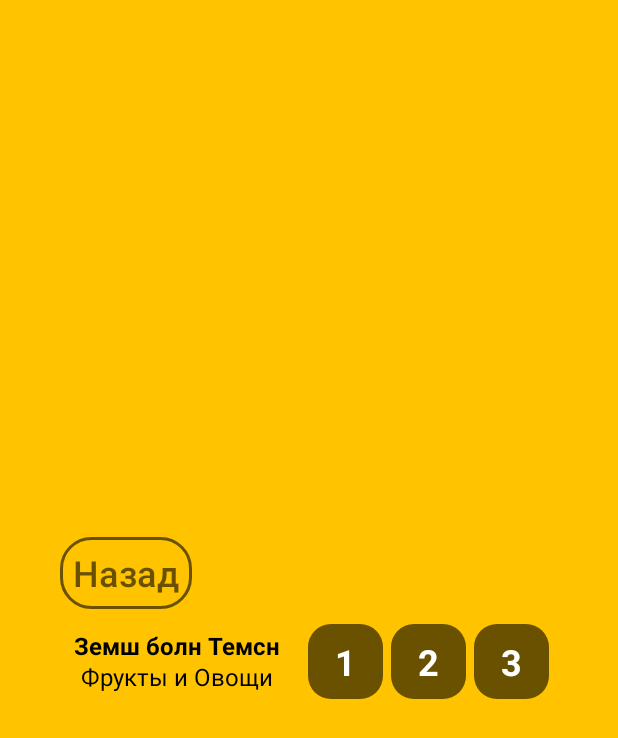
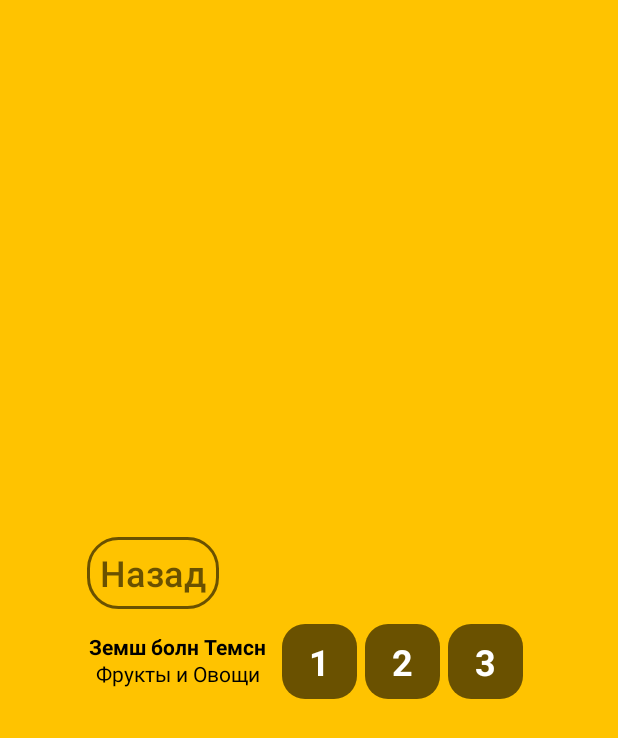
Before and after one commit to Dolya08/KalmLang, an Android app: the GameLevels screen opened directly, with no data from a screen before it, on a phone screen of 412 x 824 dp. Shown: the top 738 px of the screen. Run offline under Robolectric (Android 15) with nearby library versions, the phone set to English and light mode, and no system bars.

Commit message:
Все до конца 9-ого урока

```diff
--- a/app/src/main/res/layout/gamelevels.xml
+++ b/app/src/main/res/layout/gamelevels.xml
@@ -10,7 +10,7 @@
         android:layout_width="match_parent"
         android:layout_height="match_parent"
         android:scaleType="centerCrop"
-        app:srcCompat="@drawable/main_background" />
+        app:srcCompat="@drawable/main_background"/>
 
     <LinearLayout
         android:id="@+id/container1"
@@ -33,7 +33,7 @@
                 android:orientation="horizontal">
 
                 <Button
-                    android:id="@+id/button_back"
+                    android:id="@+id/btn_back"
                     android:layout_width="wrap_content"
                     android:layout_height="wrap_content"
                     android:text="@string/back"
@@ -64,20 +64,20 @@
 
                         <TextView
                             android:id="@+id/caption1"
-                            android:layout_width="155dp"
+                            android:layout_width="120dp"
                             android:layout_height="50dp"
                             android:text="@string/caption1"
                             android:layout_marginTop="-14dp"
-                            android:layout_marginRight="10dp"
+                            android:layout_marginEnd ="10dp"
                             android:textColor="@color/black"
-                            android:textSize="16sp"
+                            android:textSize="14sp"
                             android:gravity="center"/>
                         <TextView
                             android:id="@+id/textView1"
                             android:layout_width="50dp"
                             android:layout_height="50dp"
-                            android:text="1"
-                            android:layout_marginRight="5dp"
+                            android:text="@string/num1"
+                            android:layout_marginEnd="5dp"
                             android:background="@drawable/button_gamelevels"
                             android:textColor="@color/white"
                             android:textSize="24sp"
@@ -87,8 +87,8 @@
                             android:id="@+id/textView2"
                             android:layout_width="50dp"
                             android:layout_height="50dp"
-                            android:text="2"
-                            android:layout_marginRight="5dp"
+                            android:text="@string/num2"
+                            android:layout_marginEnd="5dp"
                             android:background="@drawable/button_gamelevels"
                             android:textColor="@color/white"
                             android:textSize="24sp"
@@ -98,8 +98,8 @@
                             android:id="@+id/textView3"
                             android:layout_width="50dp"
                             android:layout_height="50dp"
-                            android:text="3"
-                            android:layout_marginRight="5dp"
+                            android:text="@string/num3"
+                            android:layout_marginEnd="5dp"
                             android:background="@drawable/button_gamelevels"
                             android:textColor="@color/white"
                             android:textSize="24sp"
--- a/app/src/main/res/values/strings.xml
+++ b/app/src/main/res/values/strings.xml
@@ -3,4 +3,7 @@
     <string name="start">Начать</string>
     <string name="back">Назад</string>
     <string name="caption1"><b>Земш болн Темсн</b>\nФрукты и Овощи</string>
+    <string name="num1">1</string>
+    <string name="num2">2</string>
+    <string name="num3">3</string>
 </resources>
```
Also changed, not shown: app/src/main/java/tmp/dolya/kalmlang/GameLevels.java (+28 -0 lines), app/src/main/java/tmp/dolya/kalmlang/MainActivity.java (+18 -0 lines).
